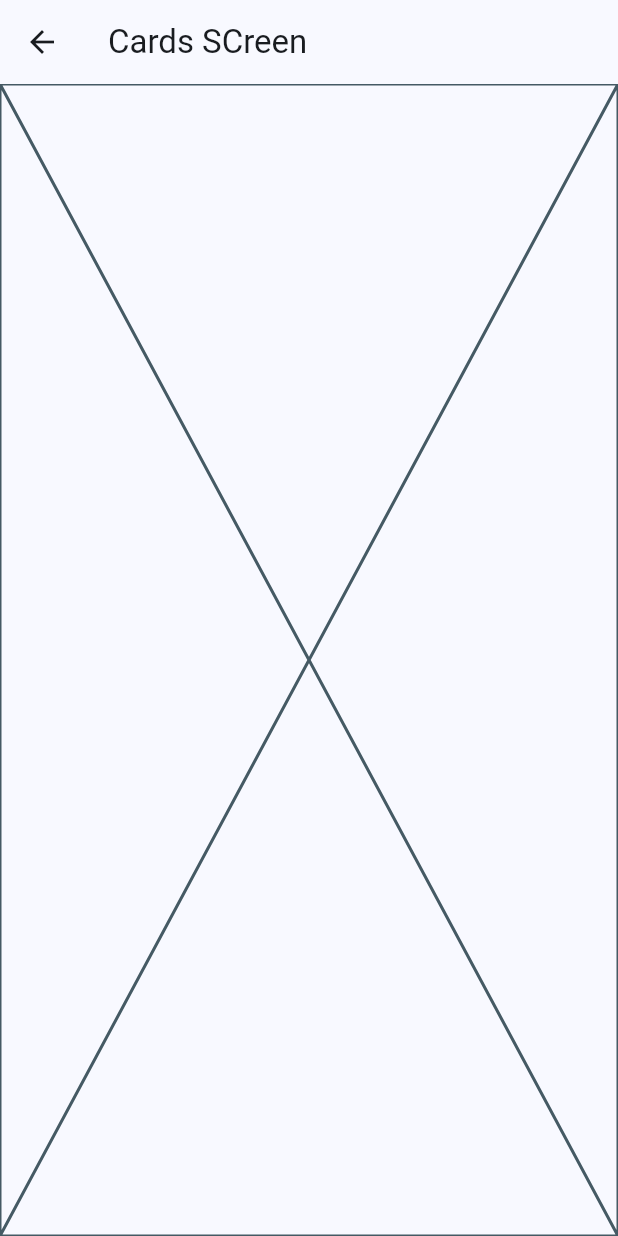
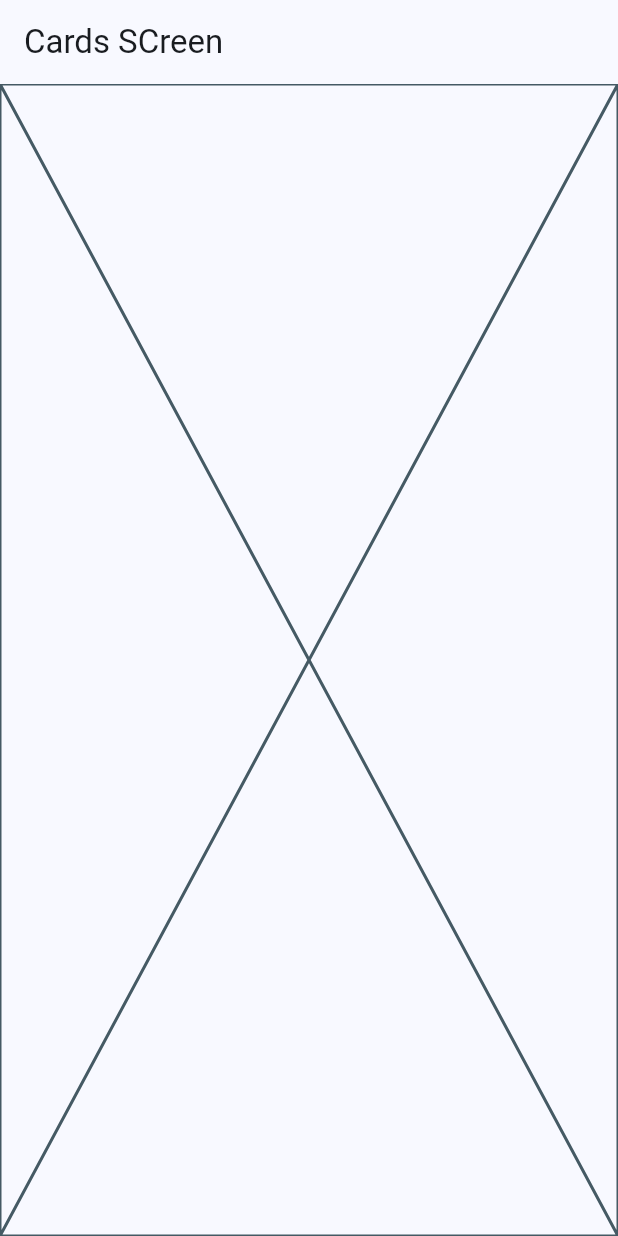
Before and after one commit to yvillegas/widgets_app, a Flutter app: the CardsScreen screen opened by its route, on a phone screen of 412 x 824 dp. Run offline on Flutter 3.47's test engine with Material 2 defaults, Android fonts, the phone set to English and light mode, and no system bars; our stand-ins replace go_router.

Commit message:
configured GO_ROUTEs

```diff
--- /dev/null
+++ b/lib/config/router/app_router.dart
@@ -0,0 +1,20 @@
+import 'package:go_router/go_router.dart';
+import 'package:widgets_app/presentation/screens/screens.dart';
+
+final appRouter = GoRouter(
+  initialLocation: '/',
+  routes: [
+    GoRoute(
+      path: '/',
+      builder: (context, state) => const HomeScreen(),
+    ),
+    GoRoute(
+      path: '/buttons',
+      builder: (context, state) => const ButtonScreen(),
+    ),
+    GoRoute(
+      path: '/cards',
+      builder: (context, state) => const CardsScreen(),
+    ),
+  ],
+);
--- a/lib/config/theme/app_theme.dart
+++ b/lib/config/theme/app_theme.dart
@@ -2,11 +2,11 @@ import 'package:flutter/material.dart';
 
 final List<Color> colorList = [
   Colors.black,
-  Color.fromARGB(255, 224, 128, 219),
+  const Color.fromARGB(255, 224, 128, 219),
   Colors.white,
   Colors.blue,
   Colors.purple,
-  Color.fromARGB(255, 217, 20, 207)
+  const Color.fromARGB(255, 217, 20, 207)
 ];
 
 class AppTheme {
--- a/lib/presentation/screens/home/home_screen.dart
+++ b/lib/presentation/screens/home/home_screen.dart
@@ -1,6 +1,6 @@
 import 'package:flutter/material.dart';
+import 'package:go_router/go_router.dart';
 import 'package:widgets_app/config/menu/menu_items.dart';
-import 'package:widgets_app/presentation/screens/button/buttons_screen.dart';
 
 class HomeScreen extends StatelessWidget {
   const HomeScreen({super.key});
@@ -9,7 +9,7 @@ class HomeScreen extends StatelessWidget {
   Widget build(BuildContext context) {
     return Scaffold(
       appBar: AppBar(title: const Text('Flutter')),
-      body: _HomeView(),
+      body: const _HomeView(),
     );
   }
 }
@@ -47,7 +47,7 @@ class _CustomListTile extends StatelessWidget {
       title: Text(menuItem.title),
       subtitle: Text(menuItem.subtitle),
       onTap: () {
-        Navigator.pushNamed(context, menuItem.link);
+        context.push(menuItem.link);
       },
     );
   }
--- /dev/null
+++ b/lib/presentation/screens/screens.dart
@@ -0,0 +1,3 @@
+export 'package:widgets_app/presentation/screens/button/buttons_screen.dart';
+export 'package:widgets_app/presentation/screens/card/cards_screen.dart';
+export 'package:widgets_app/presentation/screens/home/home_screen.dart';
--- a/pubspec.yaml
+++ b/pubspec.yaml
@@ -9,11 +9,12 @@ environment:
 dependencies:
   flutter:
     sdk: flutter
+  go_router: ^7.1.1
 
 dev_dependencies:
+  flutter_lints: ^2.0.0
   flutter_test:
     sdk: flutter
-  flutter_lints: ^2.0.0
 
 flutter:
   uses-material-design: true
```
Also changed, not shown: lib/main.dart (+6 -12 lines), pubspec.lock.
